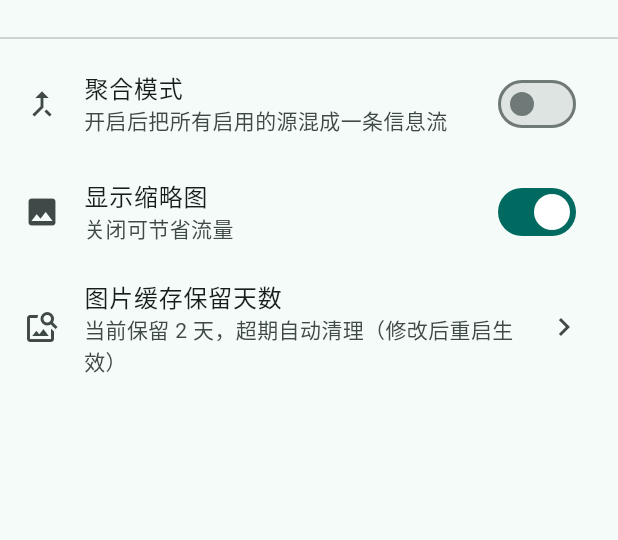
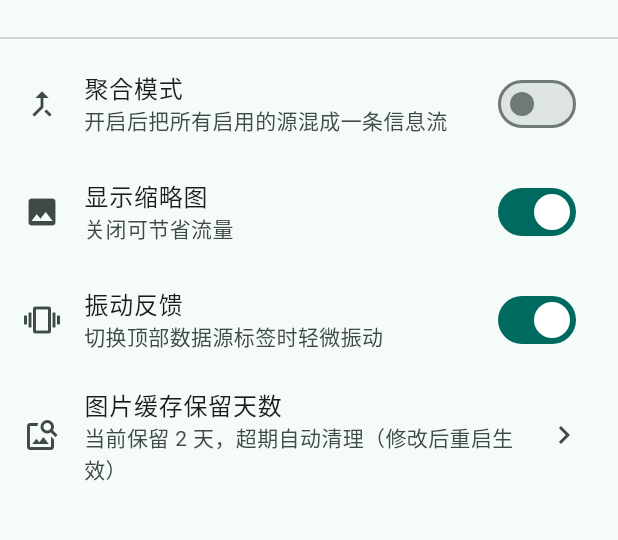
Before and after one commit to wooodypan/FilterFeedList, a Flutter app: the SettingsPage screen opened by its route, on a phone screen of 412 x 824 dp, the part 490-1030 px from its top. Run offline on Flutter 3.47's test engine with Material 3 defaults, Android fonts, the phone set to English and light mode, and no system bars; our stand-ins replace cached_network_image, dio, drift, file_picker, flutter_cache_manager, flutter_riverpod and 6 more; missing offline and left inert: dart_jieba, flutter_js, webdav_client; accounts and stored records are empty; generated files the repository leaves out were written again; network calls fail.

Commit message:
增加振动触感反馈功能，在点击切换顶部tab时增加振动反馈，默认开启，可以关闭 by GLM-5.3-Flash

```diff
--- a/lib/ui/settings/settings_page.dart
+++ b/lib/ui/settings/settings_page.dart
@@ -62,6 +62,14 @@ class SettingsPage extends ConsumerWidget {
             onChanged: (v) =>
                 ref.read(feedSettingsProvider.notifier).setShowThumb(v),
           ),
+          SwitchListTile(
+            secondary: const Icon(Icons.vibration),
+            title: const Text('振动反馈'),
+            subtitle: const Text('切换顶部数据源标签时轻微振动'),
+            value: settings.hapticFeedback,
+            onChanged: (v) =>
+                ref.read(feedSettingsProvider.notifier).setHapticFeedback(v),
+          ),
           // 图片缓存保留天数：列表最下面一行的配置入口
           ListTile(
             leading: const Icon(Icons.image_search),
```
Also changed, not shown: lib/providers/feed_settings_provider.dart (+18 -0 lines), lib/ui/feed/widgets/feed_source_tab_bar.dart (+18 -4 lines).
